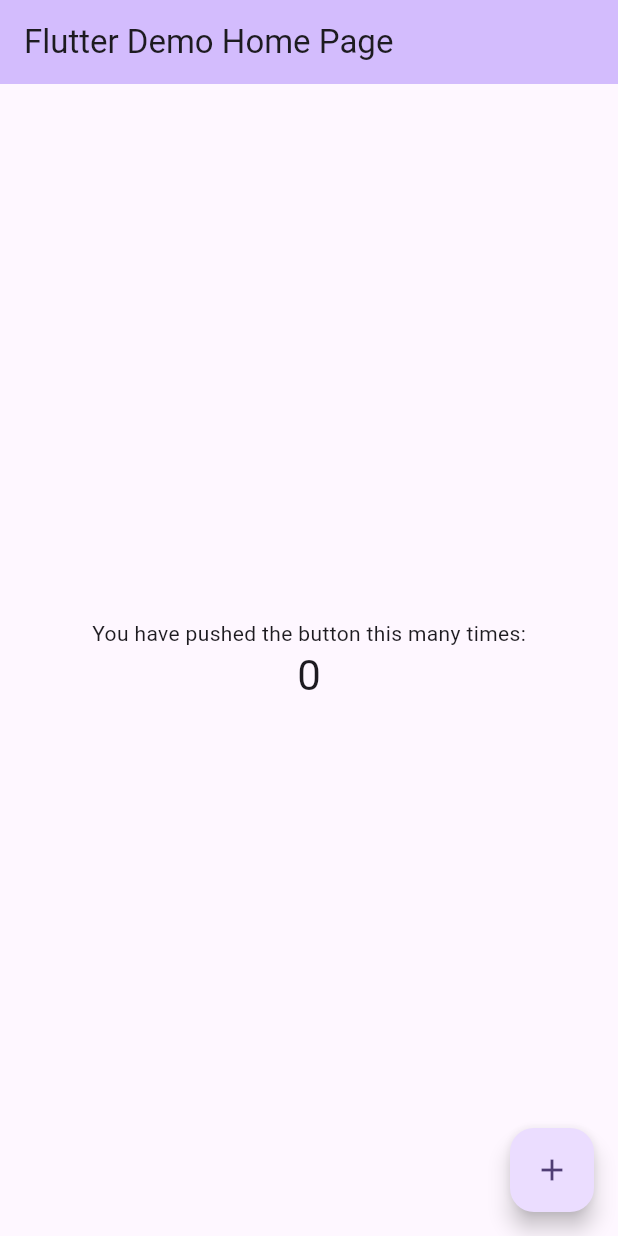
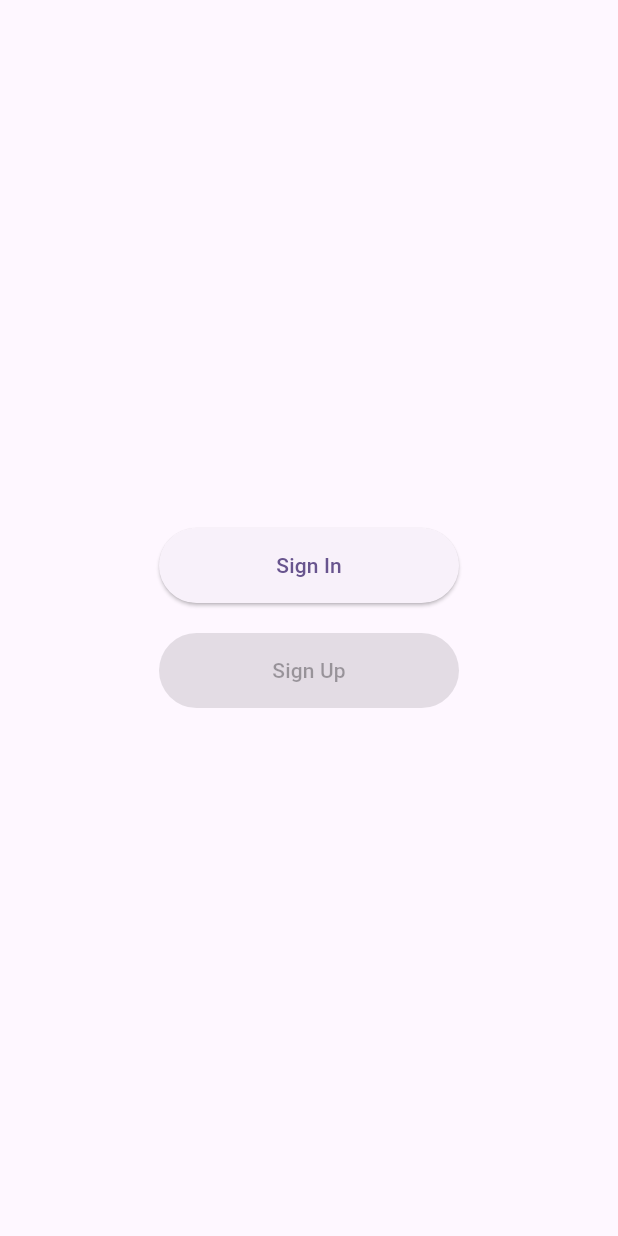
Before and after one commit to pquesadac/examenMoviles, a Flutter app: the screen it shows after launch, on a phone screen of 412 x 824 dp. Run offline on Flutter 3.47's test engine with Material 3 defaults, Android fonts, the light colour scheme and no system bars.

Commit message:
Creamos la pantalla de home_screen y la iniciamos en el main, ademas de crear de crear screens_qcp_dart

```diff
--- a/lib/main.dart
+++ b/lib/main.dart
@@ -1,4 +1,5 @@
 import 'package:flutter/material.dart';
+import 'package:examen_qcpablo/screens/screens_qcp.dart';
 
 void main() {
   runApp(const MyApp());
@@ -7,119 +8,15 @@
 class MyApp extends StatelessWidget {
   const MyApp({super.key});
 
-  // This widget is the root of your application.
   @override
   Widget build(BuildContext context) {
     return MaterialApp(
-      title: 'Flutter Demo',
+      title: 'QCP App',
       theme: ThemeData(
-        // This is the theme of your application.
-        //
-        // TRY THIS: Try running your application with "flutter run". You'll see
-        // the application has a purple toolbar. Then, without quitting the app,
-        // try changing the seedColor in the colorScheme below to Colors.green
-        // and then invoke "hot reload" (save your changes or press the "hot
-        // reload" button in a Flutter-supported IDE, or press "r" if you used
-        // the command line to start the app).
-        //
-        // Notice that the counter didn't reset back to zero; the application
-        // state is not lost during the reload. To reset the state, use hot
-        // restart instead.
-        //
-        // This works for code too, not just values: Most code changes can be
-        // tested with just a hot reload.
         colorScheme: ColorScheme.fromSeed(seedColor: Colors.deepPurple),
         useMaterial3: true,
       ),
-      home: const MyHomePage(title: 'Flutter Demo Home Page'),
+      home: const HomeScreenQCP(),
     );
   }
 }
-
-class MyHomePage extends StatefulWidget {
-  const MyHomePage({super.key, required this.title});
-
-  // This widget is the home page of your application. It is stateful, meaning
-  // that it has a State object (defined below) that contains fields that affect
-  // how it looks.
-
-  // This class is the configuration for the state. It holds the values (in this
-  // case the title) provided by the parent (in this case the App widget) and
-  // used by the build method of the State. Fields in a Widget subclass are
-  // always marked "final".
-
-  final String title;
-
-  @override
-  State<MyHomePage> createState() => _MyHomePageState();
-}
-
-class _MyHomePageState extends State<MyHomePage> {
-  int _counter = 0;
-
-  void _incrementCounter() {
-    setState(() {
-      // This call to setState tells the Flutter framework that something has
-      // changed in this State, which causes it to rerun the build method below
-      // so that the display can reflect the updated values. If we changed
-      // _counter without calling setState(), then the build method would not be
-      // called again, and so nothing would appear to happen.
-      _counter++;
-    });
-  }
-
-  @override
-  Widget build(BuildContext context) {
-    // This method is rerun every time setState is called, for instance as done
-    // by the _incrementCounter method above.
-    //
-    // The Flutter framework has been optimized to make rerunning build methods
-    // fast, so that you can just rebuild anything that needs updating rather
-    // than having to individually change instances of widgets.
-    return Scaffold(
-      appBar: AppBar(
-        // TRY THIS: Try changing the color here to a specific color (to
-        // Colors.amber, perhaps?) and trigger a hot reload to see the AppBar
-        // change color while the other colors stay the same.
-        backgroundColor: Theme.of(context).colorScheme.inversePrimary,
-        // Here we take the value from the MyHomePage object that was created by
-        // the App.build method, and use it to set our appbar title.
-        title: Text(widget.title),
-      ),
-      body: Center(
-        // Center is a layout widget. It takes a single child and positions it
-        // in the middle of the parent.
-        child: Column(
-          // Column is also a layout widget. It takes a list of children and
-          // arranges them vertically. By default, it sizes itself to fit its
-          // children horizontally, and tries to be as tall as its parent.
-          //
-          // Column has various properties to control how it sizes itself and
-          // how it positions its children. Here we use mainAxisAlignment to
-          // center the children vertically; the main axis here is the vertical
-          // axis because Columns are vertical (the cross axis would be
-          // horizontal).
-          //
-          // TRY THIS: Invoke "debug painting" (choose the "Toggle Debug Paint"
-          // action in the IDE, or press "p" in the console), to see the
-          // wireframe for each widget.
-          mainAxisAlignment: MainAxisAlignment.center,
-          children: <Widget>[
-            const Text(
-              'You have pushed the button this many times:',
-            ),
-            Text(
-              '$_counter',
-              style: Theme.of(context).textTheme.headlineMedium,
-            ),
-          ],
-        ),
-      ),
-      floatingActionButton: FloatingActionButton(
-        onPressed: _incrementCounter,
-        tooltip: 'Increment',
-        child: const Icon(Icons.add),
-      ), // This trailing comma makes auto-formatting nicer for build methods.
-    );
-  }
-}
--- /dev/null
+++ b/lib/screens/home_screen_qcp.dart
@@ -0,0 +1,38 @@
+import 'package:flutter/material.dart';
+
+class HomeScreenQCP extends StatelessWidget {
+  const HomeScreenQCP({Key? key}) : super(key: key);
+
+  @override
+  Widget build(BuildContext context) {
+    return Scaffold(
+      body: Center(
+        child: Column(
+          mainAxisAlignment: MainAxisAlignment.center,
+          children: [
+            ElevatedButton(
+              onPressed: () {
+                print('Sign In presionado');
+              },
+              style: ElevatedButton.styleFrom(
+                minimumSize: const Size(200, 50),
+              ),
+              child: const Text('Sign In'),
+            ),
+
+            const SizedBox(height: 20),
+
+            ElevatedButton(
+              onPressed: null,
+              style: ElevatedButton.styleFrom(
+                backgroundColor: Colors.grey,
+                minimumSize: const Size(200, 50),
+              ),
+              child: const Text('Sign Up'),
+            ),
+          ],
+        ),
+      ),
+    );
+  }
+}
--- /dev/null
+++ b/lib/screens/screens_qcp.dart
@@ -0,0 +1 @@
+export 'package:examen_qcpablo/screens/home_screen_qcp.dart';
```
